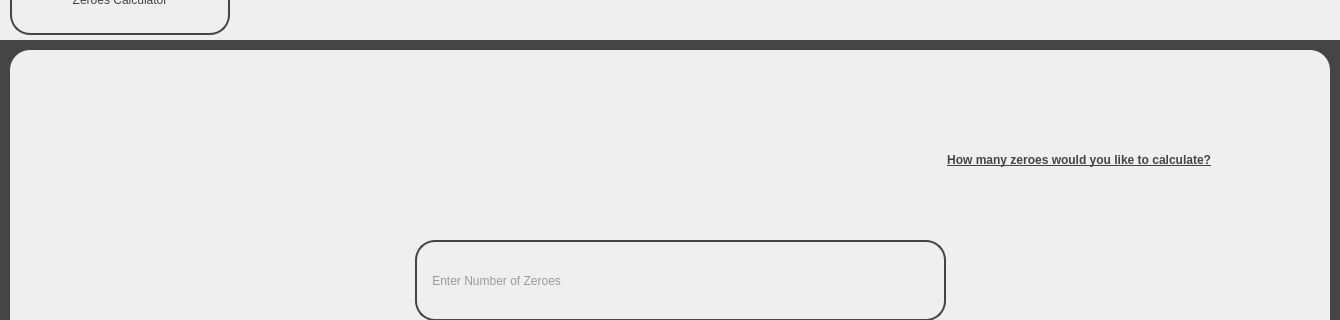
Above: src/ui/investigation_screens/calculate_zeroes.ui from jackm245/Riemann-Hypothesis before the change; both pictures show x 0 to 1340 and y 120 to 440 of the 1340 by 720 pixel window. Below: the same form after it.
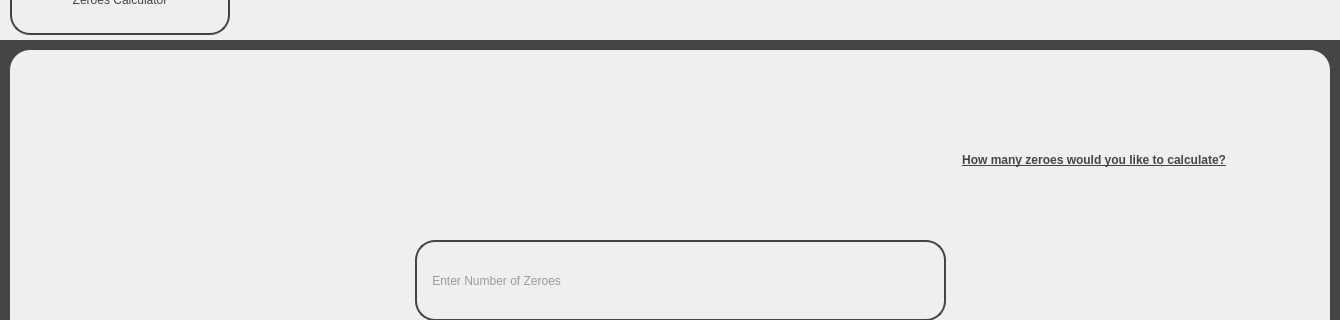
That is the form after the change.

Diff of the .ui file:
```diff
--- a/src/ui/investigation_screens/calculate_zeroes.ui
+++ b/src/ui/investigation_screens/calculate_zeroes.ui
@@ -169,9 +169,9 @@
     <widget class="QLabel" name="NoOfZeroesText">
      <property name="geometry">
       <rect>
-       <x>135</x>
+       <x>120</x>
        <y>80</y>
-       <width>1071</width>
+       <width>1101</width>
        <height>61</height>
       </rect>
      </property>
```
